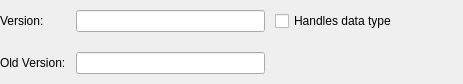
First picture: the form in libs/libgui/ui/dbobjects/extensionwidget.ui, repository pgmodeler/pgmodeler, before the edit.
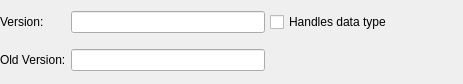
Second picture: the form after the edit.

Diff of the .ui file:
```diff
--- a/libs/libgui/ui/dbobjects/extensionwidget.ui
+++ b/libs/libgui/ui/dbobjects/extensionwidget.ui
@@ -24,7 +24,7 @@
     <number>0</number>
    </property>
    <property name="spacing">
-    <number>10</number>
+    <number>5</number>
    </property>
    <item row="0" column="0">
     <widget class="QLabel" name="cur_ver_lbl">
```
